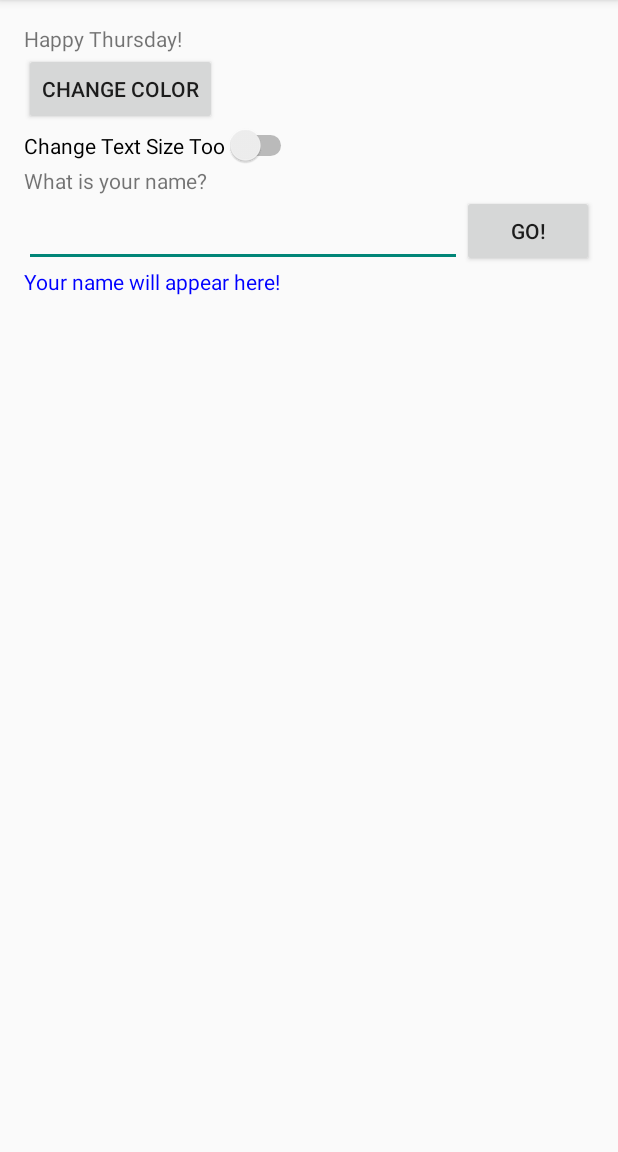
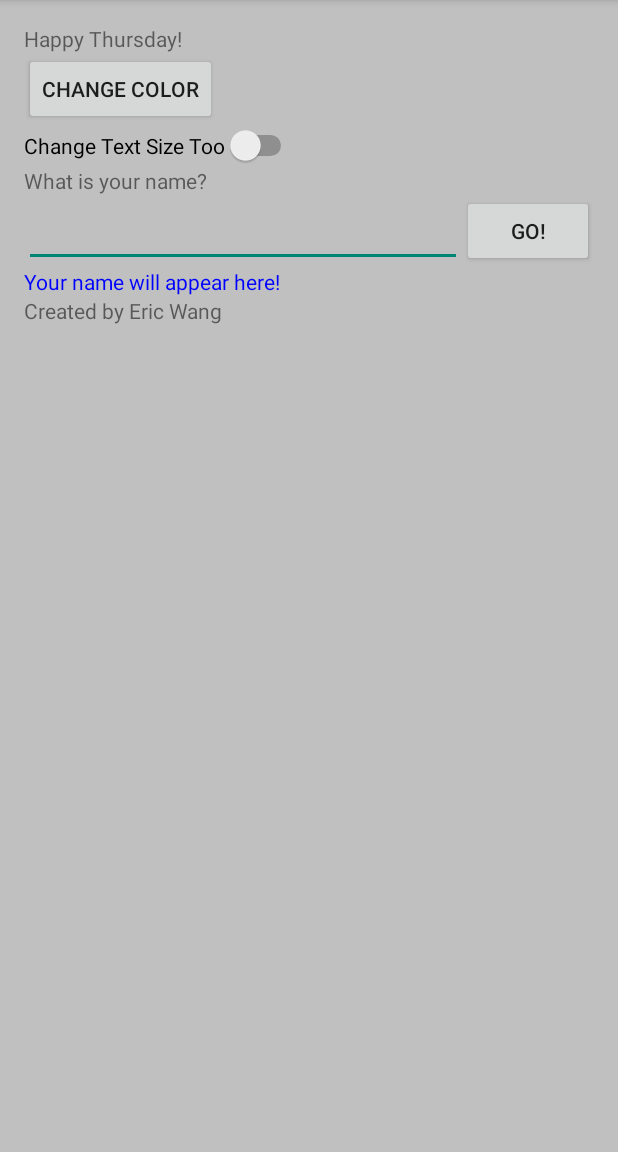
Before and after one commit to ezwang/HelloWorld, an Android app: the screen it shows after launch (MainActivity), on a phone screen of 412 x 824 dp, the part 84-1236 px from its top. Run offline under Robolectric (Android 15) with nearby library versions, the phone set to English and light mode, and no system bars.

Commit message:
Finished Assignment #1

```diff
--- a/app/src/main/res/layout/activity_main.xml
+++ b/app/src/main/res/layout/activity_main.xml
@@ -3,7 +3,8 @@
     android:layout_height="match_parent" android:paddingLeft="@dimen/activity_horizontal_margin"
     android:paddingRight="@dimen/activity_horizontal_margin"
     android:paddingTop="@dimen/activity_vertical_margin"
-    android:paddingBottom="@dimen/activity_vertical_margin" tools:context=".MainActivity">
+    android:paddingBottom="@dimen/activity_vertical_margin" tools:context=".MainActivity"
+    android:background="@color/about_color">
 
     <TextView android:text="@string/hello_world" android:layout_width="wrap_content"
         android:layout_height="wrap_content"
@@ -57,4 +58,12 @@
         android:layout_alignParentStart="true"
         android:layout_toStartOf="@+id/btnName" />
 
+    <TextView
+        android:layout_width="wrap_content"
+        android:layout_height="wrap_content"
+        android:text="@string/about_creator"
+        android:id="@+id/textView3"
+        android:layout_below="@+id/txtHello"
+        android:layout_alignParentStart="true" />
+
 </RelativeLayout>
--- /dev/null
+++ b/app/src/main/res/values/color.xml
@@ -0,0 +1,4 @@
+<?xml version="1.0" encoding="utf-8"?>
+<resources>
+    <color name="about_color">#c0c0c0</color>
+</resources>
--- a/app/src/main/res/values/strings.xml
+++ b/app/src/main/res/values/strings.xml
@@ -3,4 +3,5 @@
 
     <string name="hello_world">Happy Monday!</string>
     <string name="action_settings">Settings</string>
+    <string name="about_creator">Created by Eric Wang</string>
 </resources>
```
Also changed, not shown: app/src/main/res/layout/layout_1.xml (added, +31 -0 lines), app/src/main/res/layout/layout_2.xml (added, +34 -0 lines), app/src/main/res/layout/layout_3.xml (added, +34 -0 lines).
